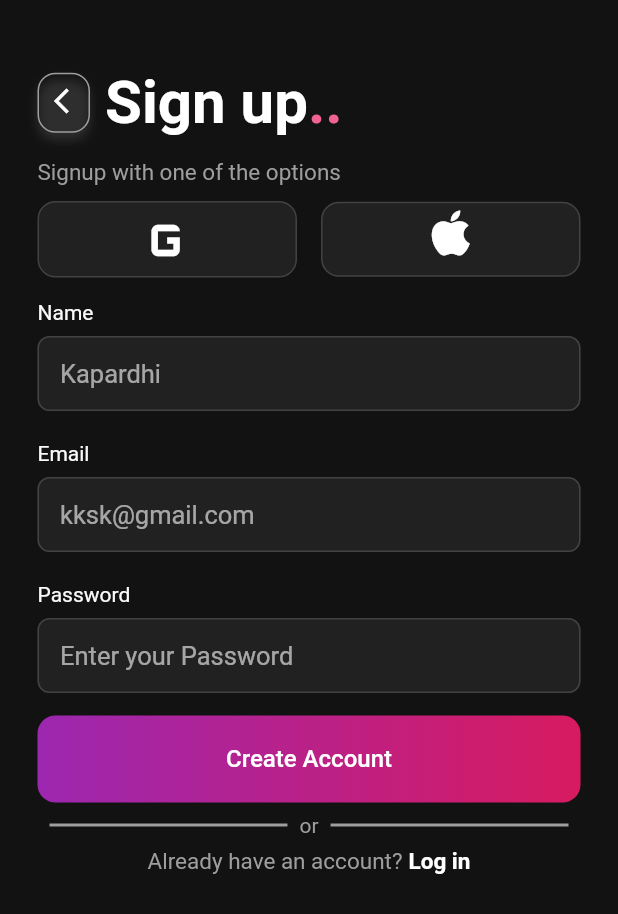
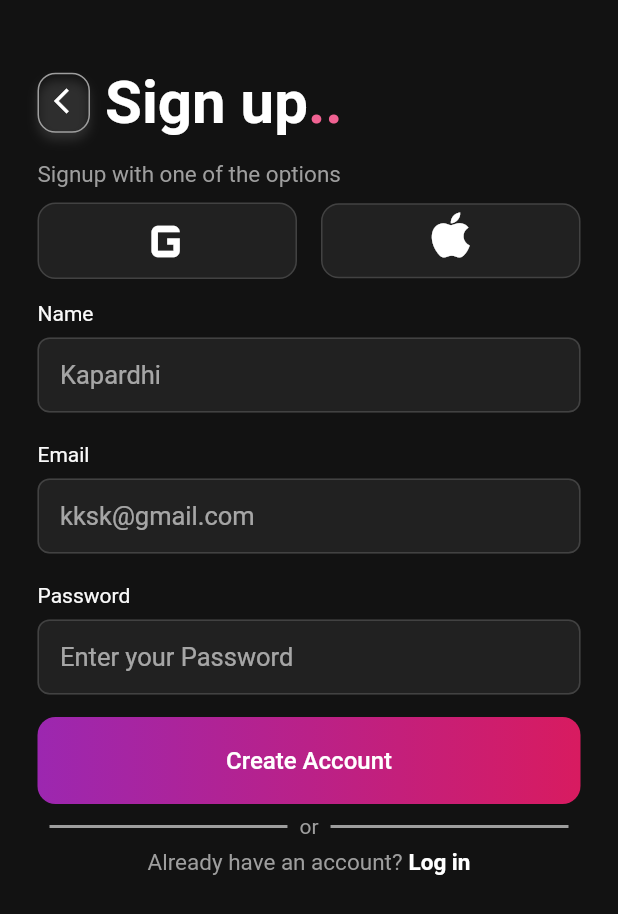
Before and after one commit to Kapardheeswar/Auth_Screen, a Flutter app: the signup_screen screen opened directly, on a phone screen of 412 x 824 dp. Shown: the top 914 px of the screen. Run offline on Flutter 3.47's test engine with Material 2 defaults, Android fonts, the phone set to English and light mode, and no system bars; our stand-ins replace gap, google_fonts; Roboto replaces fonts that are missing (Ubuntu).

```diff
--- a/lib/signup.dart
+++ b/lib/signup.dart
@@ -20,7 +20,7 @@ class _signup_screenState extends State<signup_screen> {
             crossAxisAlignment: CrossAxisAlignment.start,
             children: [
               titletext(context),
-              Gap(14),
+              Gap(15),
               direct_login_buttons(),
               Gap(15),
               fields(),
```
